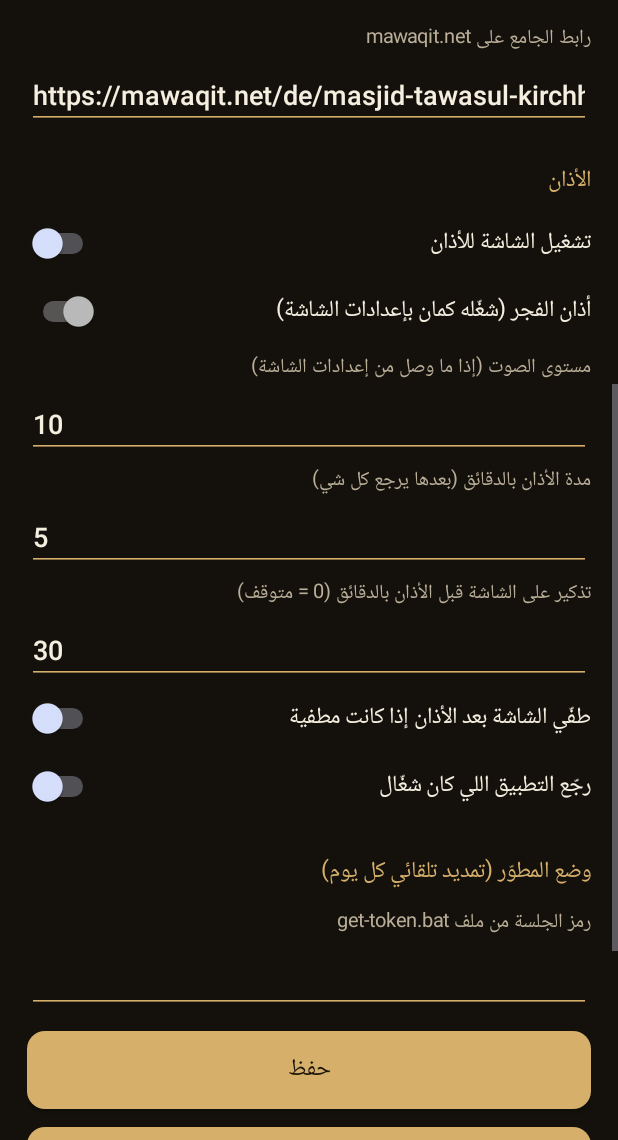
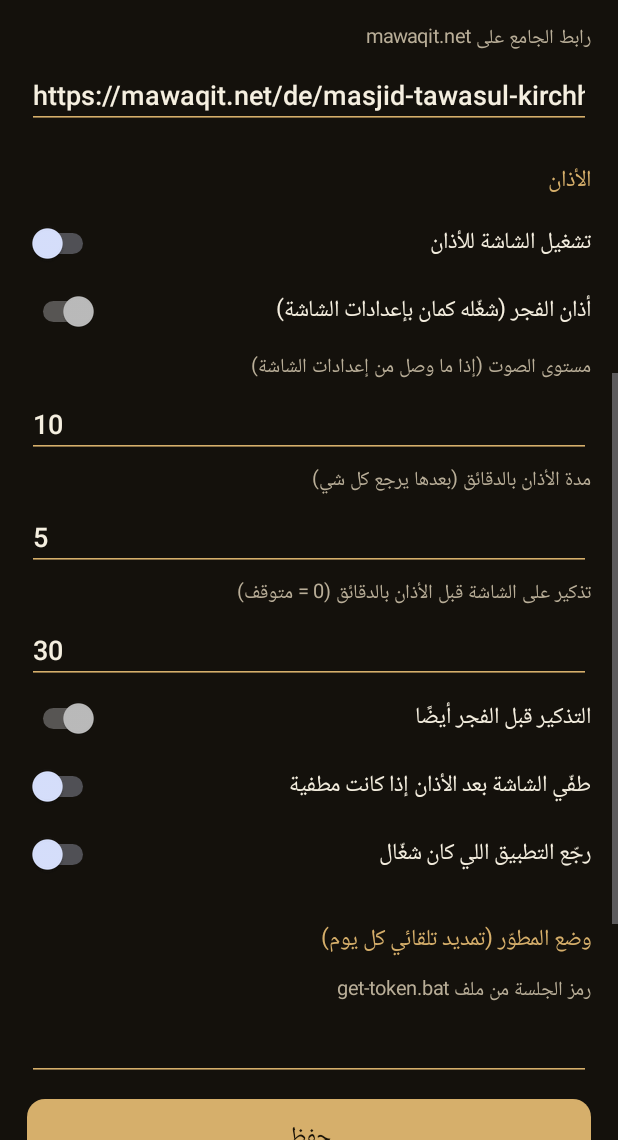
Before and after one commit to abdosamo1/urtv-lg-remote, an Android app: the screen it shows after launch (MainActivity), scrolled down 537 dp, on a phone screen of 412 x 824 dp, the part 96-1236 px from its top. Run offline under Robolectric (Android 15) with nearby library versions, the phone set to English and light mode, and no system bars.

Commit message:
التذكير قبل الفجر: خيار مستقل
Co-Authored-By: Claude Opus 5.5 <noreply@anthropic.com>
Claude-Session: https://claude.ai/code/session_01QA1QxeJUyP7W4JuNUpAyLt

```diff
--- a/app/src/main/java/de/darfarah/urtvremote/AdhanService.java
+++ b/app/src/main/java/de/darfarah/urtvremote/AdhanService.java
@@ -197,6 +197,8 @@ public class AdhanService extends Service {
                             wanted = Math.min(100, Integer.parseInt(m.group(1)));
                             java.util.regex.Matcher r = java.util.regex.Pattern.compile("[?&]r=(\\d{1,3})").matcher(line);
                             if (r.find()) new Prefs(this).edit().putInt("reminder", Math.min(120, Integer.parseInt(r.group(1)))).apply();   // the TV's choice
+                            java.util.regex.Matcher f = java.util.regex.Pattern.compile("[?&]f=([01])").matcher(line);
+                            if (f.find()) new Prefs(this).edit().putBoolean("remFajr", "1".equals(f.group(1))).apply();
                         }
                         else { if (!touched) log("حدا كبس على ريموت الشاشة"); touched = true; }
                         c.getOutputStream().write("HTTP/1.1 204 No Content\r\nAccess-Control-Allow-Origin: *\r\nConnection: close\r\n\r\n".getBytes("UTF-8"));
--- a/app/src/main/java/de/darfarah/urtvremote/Alarms.java
+++ b/app/src/main/java/de/darfarah/urtvremote/Alarms.java
@@ -56,7 +56,7 @@ final class Alarms {
         Intent base = new Intent(c, AlarmReceiver.class).setAction(REMIND);
         int r = p.reminder();
         long now = System.currentTimeMillis();
-        long[] n = r > 0 ? Times.next(Times.read(c), now + r * 60_000L + 20_000L, p.fajr()) : null;
+        long[] n = r > 0 ? Times.next(Times.read(c), now + r * 60_000L + 20_000L, p.remFajr()) : null;
         if (n == null) { am.cancel(PendingIntent.getBroadcast(c, 9, base, flags)); return; }
         long at = n[0] - r * 60_000L;
         PendingIntent pi = PendingIntent.getBroadcast(c, 9,
--- a/app/src/main/java/de/darfarah/urtvremote/MainActivity.java
+++ b/app/src/main/java/de/darfarah/urtvremote/MainActivity.java
@@ -31,7 +31,7 @@ public class MainActivity extends Activity {
     private LinearLayout root;
     private TextView status, last;
     private EditText ip, mac, mosque, volume, minutes, reminder, token;
-    private Switch adhanOn, fajr, offAfter, backToApp;
+    private Switch adhanOn, fajr, offAfter, backToApp, remFajr;
     private final Handler ui = new Handler(Looper.getMainLooper());
 
     @Override protected void onCreate(Bundle b) {
@@ -71,6 +71,7 @@ public class MainActivity extends Activity {
         volume = field("مستوى الصوت (إذا ما وصل من إعدادات الشاشة)", String.valueOf(p.volume()), InputType.TYPE_CLASS_NUMBER);
         minutes = field("مدة الأذان بالدقائق (بعدها يرجع كل شي)", String.valueOf(p.minutes()), InputType.TYPE_CLASS_NUMBER);
         reminder = field("تذكير على الشاشة قبل الأذان بالدقائق (0 = متوقف)", String.valueOf(p.reminder()), InputType.TYPE_CLASS_NUMBER);
+        remFajr = toggle("التذكير قبل الفجر أيضًا", p.remFajr());
         offAfter = toggle("طفّي الشاشة بعد الأذان إذا كانت مطفية", p.offAfter());
         backToApp = toggle("رجّع التطبيق اللي كان شغّال", p.backToApp());
 
@@ -100,6 +101,7 @@ public class MainActivity extends Activity {
         last.setText(p.lastRun().isEmpty() ? "—" : p.lastRun());
         mac.setText(p.mac());
         if (!reminder.hasFocus()) reminder.setText(String.valueOf(p.reminder()));   // may come from the TV's settings
+        remFajr.setChecked(p.remFajr());
         if (!volume.hasFocus()) volume.setText(String.valueOf(p.volume()));
     }
 
@@ -116,6 +118,7 @@ public class MainActivity extends Activity {
             .putInt("volume", clamp(volume.getText().toString(), 10, 0, 100))
             .putInt("minutes", clamp(minutes.getText().toString(), 5, 1, 15))
             .putInt("reminder", clamp(reminder.getText().toString(), 30, 0, 120))
+            .putBoolean("remFajr", remFajr.isChecked())
             .putBoolean("offAfter", offAfter.isChecked())
             .putBoolean("backToApp", backToApp.isChecked())
             .putString("devToken", token.getText().toString().trim())
--- a/app/src/main/java/de/darfarah/urtvremote/Prefs.java
+++ b/app/src/main/java/de/darfarah/urtvremote/Prefs.java
@@ -22,6 +22,7 @@ final class Prefs {
     boolean offAfter() { return sp.getBoolean("offAfter", true); }
     boolean backToApp() { return sp.getBoolean("backToApp", true); }
     int minutes() { return sp.getInt("minutes", 5); }
+    boolean remFajr() { return sp.getBoolean("remFajr", false); }   // the reminder before Fajr too
     int reminder() { return sp.getInt("reminder", 30); }   // minutes before the adhan, 0 = off
     String devToken() { return sp.getString("devToken", ""); }
 
```
